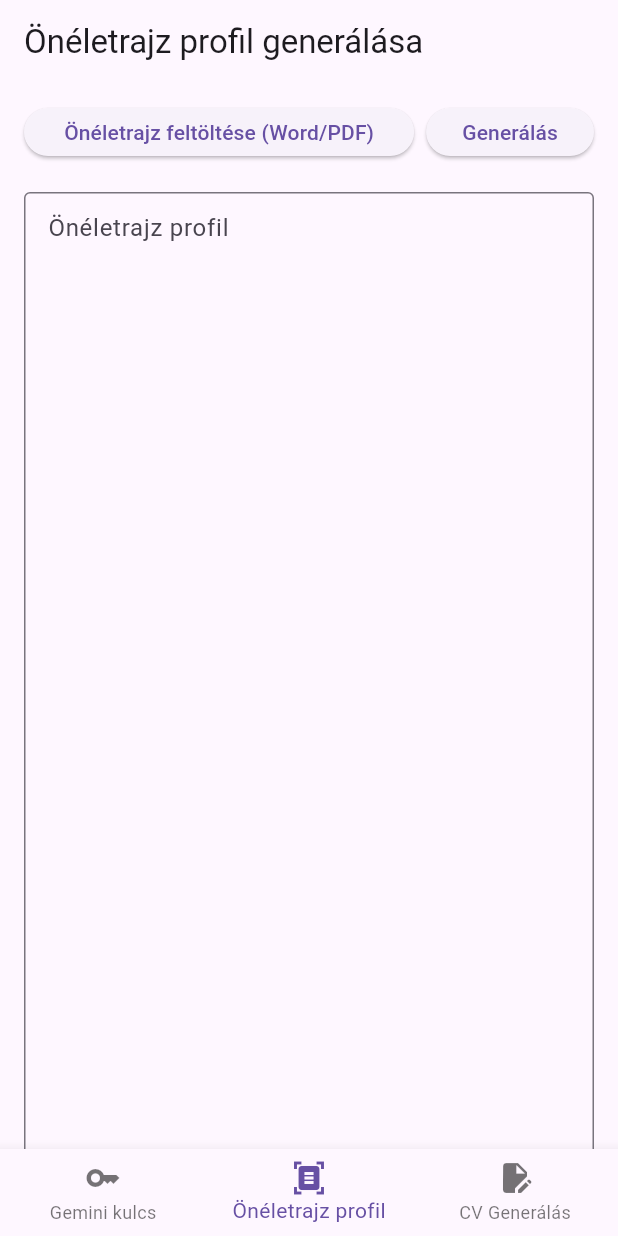
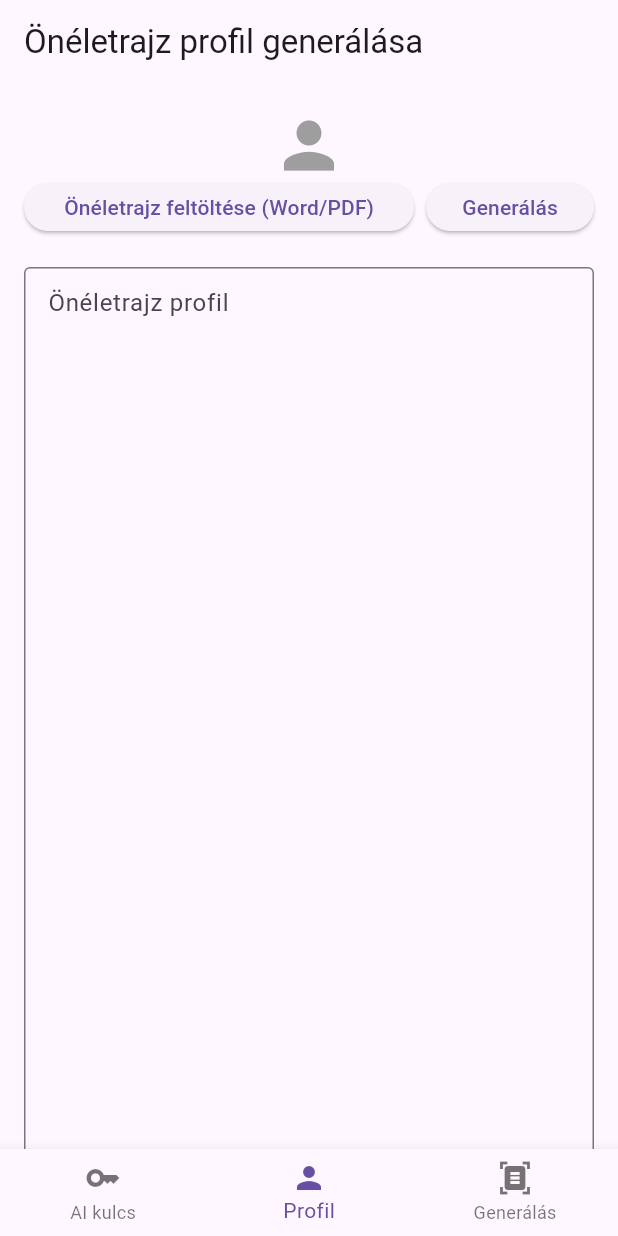
Before and after one commit to gaboredes/cv_generator, a Flutter app: the screen it shows after launch, item 2 of the bottom bar chosen, on a phone screen of 412 x 824 dp. Run offline on Flutter 3.47's test engine with Material 3 defaults, Android fonts, the phone set to English and light mode, and no system bars; our stand-ins replace file_picker, flutter_secure_storage, pdf; missing offline and left inert: doc_text_extractor, downloadsfolder, syncfusion_flutter_pdfviewer.

Commit message:
kép hozzáadás funkció

````diff
--- a/lib/main.dart
+++ b/lib/main.dart
@@ -1,7 +1,8 @@
 import 'package:flutter/material.dart';
 import 'package:cv_generator/screens/gemini_key.dart';
-import 'package:cv_generator/screens/base_document.dart';
+import 'package:cv_generator/screens/profile.dart';
 import 'package:cv_generator/screens/cv_tailor.dart';
+import '../models/generalt_dokumentumok.dart';
 
 void main() async {
   runApp(const MyApp());
@@ -24,13 +25,14 @@ class _MyAppState extends State<MyApp> {
   }
 
   late final List<Widget> _screens;
+  late GeneraltDokumentumok documents;
 
   @override
   void initState() {
     super.initState();
     _screens = [
       const GeminiKeyScreen(),
-      const BaseDocumentScreen(),
+      const ProfileScreen(),
       CvTailorScreen(),
     ];
   }
@@ -58,17 +60,11 @@ class _MyAppState extends State<MyApp> {
           currentIndex: _selectedIndex,
           onTap: _navigateBottomBar,
           items: const [
-            BottomNavigationBarItem(
-              icon: Icon(Icons.key),
-              label: 'Gemini kulcs',
-            ),
+            BottomNavigationBarItem(icon: Icon(Icons.key), label: 'AI kulcs'),
+            BottomNavigationBarItem(icon: Icon(Icons.person), label: 'Profil'),
             BottomNavigationBarItem(
               icon: Icon(Icons.document_scanner),
-              label: 'Önéletrajz profil',
-            ),
-            BottomNavigationBarItem(
-              icon: Icon(Icons.edit_document),
-              label: 'CV Generálás',
+              label: 'Generálás',
             ),
           ],
         ),
--- a/lib/services/gemini_service.dart
+++ b/lib/services/gemini_service.dart
@@ -41,24 +41,23 @@ class GeminiService {
         """
       A következő nyers önéletrajz szöveg és álláshirdetés alapján végezd el a következő feladatokat:
       1. Strukturáld a nyers önéletrajz szövegben található adatokat egy JSON objektumba.
-      2. Generálj egy új önéletrajz összefoglalót, amely illeszkedik az álláshirdetéshez.
       3. Generálj egy motivációs levelet az álláshirdetéshez igazítva.
       Fokozottan ügyelj arra, hogy csak azt a végzettséget, képességet, munkatapasztalatot stb írd bele, ami a pozíció szempontjából releváns A munkatapasztalatok és tanulmányok leírását is úgy fogalmazd meg, hogy az álláshirdetés szempontjából releváns tartalom kerüljön csak bele.
       Olyan dolgot ne írj le, ami nem szerepel egyátalán az önéletrajz szövegben, mert azzal hitelteleníted az önéletrajzot.
       A motívációs levélben ne írj a végzettségről és munkatapasztalatokról. Inkább emeld ki azt, miért szeretnél ott dolgozni, mi az ami szimpatikus a cégben. Mindezt az álláshirdetés alapján, ne pedig alaptalanul.
+      A képességeknél soft skilleket is sorolj fel.
       Őrizd meg a szöveg alapján a kommunikációs stílusát, szóhasználatát a jelentkezőnek.
+      Az önéletrajzban kerek mondatok helyett használj vázlatpontokat. Max 5 vázlatpont legyen minden tapasztalatnál.
       egyes szám első személyben fogalmazz, mintha magadról írnád és ne fényezd túl a pályázót.
 
       A válaszodnak egyetlen JSON objektumnak kell lennie, a következő pontosan meghatározott struktúrával:
 
       ```json
       {
-        "oneletrajz_osszegzes": "string",
         "motivacios_level": "string",
         "kinyert_adatok": {
           "allasEsCegFileNevSzeruen": "string",
           "teljesnev": "string",
-          "szakmaiCim": "string",
           "email": "string",
           "telefonszam": "string",
           "lakcim": "string",
--- a/lib/services/generate_basedocument.dart
+++ b/lib/services/generate_basedocument.dart
@@ -1,7 +1,7 @@
 import 'dart:convert';
 import 'package:http/http.dart' as http;
 
-class GenerateBaseDocument {
+class GenerateProfile {
   Future<String> generateText(String apiKey, String prompt) async {
     final response = await http.post(
       Uri.parse(
--- /dev/null
+++ b/lib/widgets/profile_pic.dart
@@ -0,0 +1,71 @@
+import 'package:cv_generator/services/file_service.dart';
+import 'package:flutter/material.dart';
+import 'dart:io';
+
+class ProfileWidget extends StatefulWidget {
+  const ProfileWidget({super.key});
+
+  @override
+  State<ProfileWidget> createState() => _ProfileWidgetState();
+}
+
+class _ProfileWidgetState extends State<ProfileWidget> {
+  final FileService _fileService = FileService();
+  File? _profileImage;
+  bool _isLoading = true;
+
+  @override
+  void initState() {
+    super.initState();
+    _loadProfileImage();
+  }
+
+  void _loadProfileImage() async {
+    setState(() {
+      _isLoading = true;
+    });
+    final File? image = await _fileService.getProfileImage();
+    setState(() {
+      _profileImage = image;
+      _isLoading = false;
+    });
+  }
+
+  void _onTapProfileImage() async {
+    final message = await _fileService.setProfilePicture();
+    _loadProfileImage();
+    if (mounted) {
+      ScaffoldMessenger.of(
+        context,
+      ).showSnackBar(SnackBar(content: Text(message!)));
+    }
+  }
+
+  @override
+  Widget build(BuildContext context) {
+    if (_isLoading) {
+      return const SizedBox(
+        width: 100,
+        height: 100,
+        child: Center(child: CircularProgressIndicator()),
+      );
+    }
+
+    return GestureDetector(
+      onTap: _onTapProfileImage,
+      child: _profileImage != null && _profileImage!.existsSync()
+          ? Container(
+              width: 150.0,
+              height: 150.0,
+              decoration: BoxDecoration(
+                shape: BoxShape.circle,
+                image: DecorationImage(
+                  fit: BoxFit.contain,
+                  image: FileImage(_profileImage!, scale: 1),
+                ),
+              ),
+            )
+          : const Icon(Icons.person, size: 50, color: Colors.grey),
+    );
+  }
+}
````
Also changed, not shown: lib/models/oneletrajz_adatok.dart (+0 -10 lines), lib/screens/cv_tailor.dart (+6 -1 lines), lib/screens/document_viewer_page.dart (+12 -4 lines), lib/screens/profile.dart (renamed from lib/screens/base_document.dart, +149 -28 lines), lib/services/file_service.dart (+40 -8 lines), lib/templates/classic_cv_template.dart (+60 -45 lines), lib/widgets/cv_editor.dart (+0 -12 lines), lib/widgets/pdf_preview_viewer.dart (+1 -9 lines).
